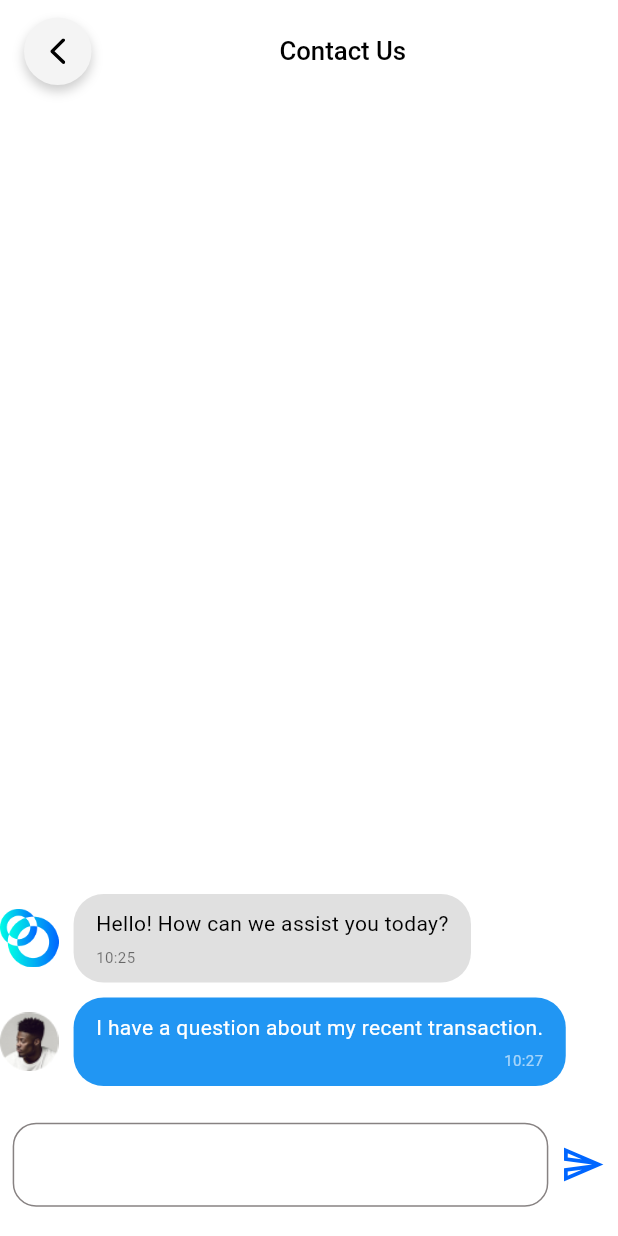
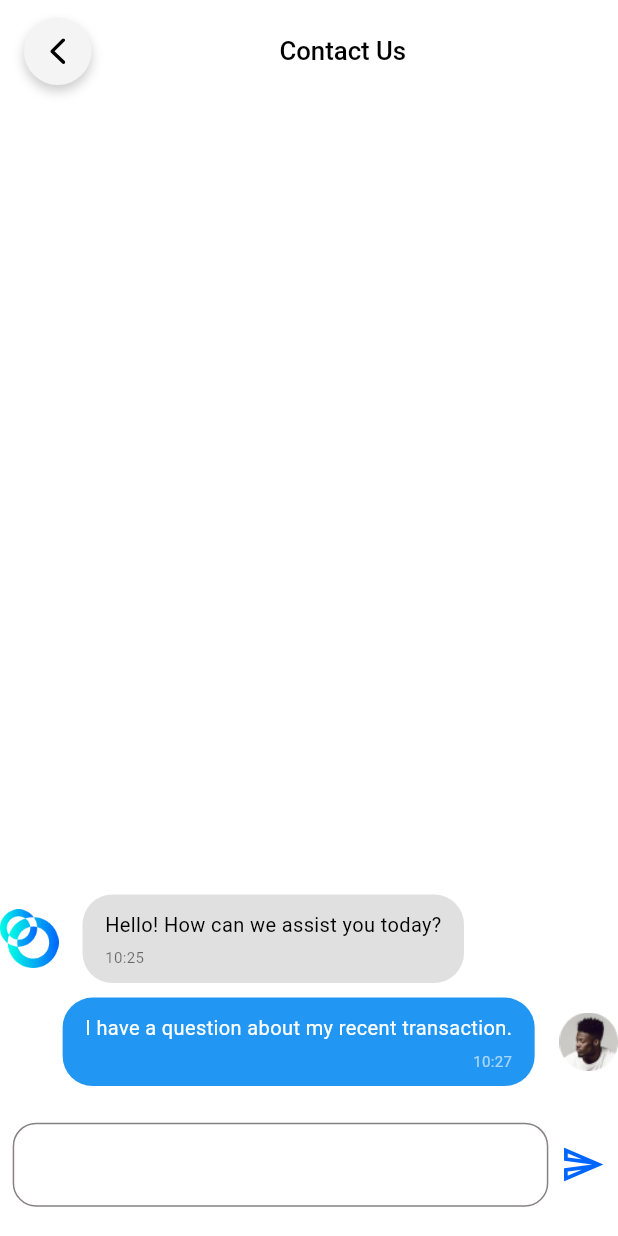
Before and after one commit to rozan-alawar/BankPick, a Flutter app: the ContactUsScreen screen opened by its route, on a phone screen of 412 x 824 dp. Run offline on Flutter 3.47's test engine with Material 3 defaults, Android fonts, the phone set to English and light mode, and no system bars; our stand-ins replace dio, easy_localization, fl_chart, flutter_screenutil, flutter_spinkit, flutter_svg and 2 more; accounts and stored records are empty.

Commit message:
Refactor code

```diff
--- /dev/null
+++ b/lib/presentation/profile/message_bubble_widget.dart
@@ -0,0 +1,74 @@
+import 'package:flutter/material.dart';
+
+import '../../core/common_widget/primary_text.dart';
+import 'dart:ui';
+
+import 'package:dakakeen/config/theme/color_manager.dart';
+import 'package:dakakeen/core/common_widget/primary_textfiled.dart';
+import 'package:dakakeen/core/extensions/empty_space_extension.dart';
+import 'package:flutter/material.dart';
+import 'package:flutter_screenutil/flutter_screenutil.dart';
+import 'package:provider/provider.dart';
+
+import '../../controller/profile_provider.dart';
+import '../../core/common_widget/primary_appbar.dart';
+import '../../core/common_widget/primary_text.dart';
+import '../../model/message_model.dart';
+
+class MessageBubbleWidget extends StatelessWidget {
+  const MessageBubbleWidget({super.key, required this.message});
+
+  final Message message;
+  @override
+  Widget build(BuildContext context) {
+    final profileProvider = Provider.of<ProfileProvider>(context);
+
+    bool isSentByUser = message.sender.name == profileProvider.user!.name;
+    return Stack(
+      alignment: isSentByUser ? Alignment.centerRight : Alignment.centerLeft,
+      children: [
+        CircleAvatar(
+          radius: 20.r,
+          backgroundColor: ColorManager.transparent,
+          child: Image.asset(message.sender.avatarUrl),
+        ),
+        Transform.translate(offset:  Offset(isSentByUser ?-45:45,0),
+          child: Container(
+            margin: EdgeInsetsDirectional.only(
+                end: 10.w,
+                top: 5.h,
+                start: isSentByUser ? 70.w : 10,
+                bottom: 5.h),
+            padding:
+                const EdgeInsets.symmetric(vertical: 10.0, horizontal: 15.0),
+            decoration: BoxDecoration(
+              color: isSentByUser ? Colors.blue : Colors.grey[300],
+              borderRadius: BorderRadius.circular(20.0),
+            ),
+            child: Column(
+              crossAxisAlignment: isSentByUser
+                  ? CrossAxisAlignment.end
+                  : CrossAxisAlignment.start,
+              children: [
+                PrimaryText(
+                  message.body,
+                  maxLines: 8,
+                  fontSize: 14.sp,
+                  color: isSentByUser ? Colors.white : Colors.black,
+                ),
+                5.height,
+                Text(
+                  "${message.date.hour}:${message.date.minute}",
+                  style: TextStyle(
+                    fontSize: 10,
+                    color: isSentByUser ? Colors.white60 : Colors.black54,
+                  ),
+                ),
+              ],
+            ),
+          ),
+        ),
+      ],
+    );
+  }
+}
--- a/lib/presentation/profile/message_center_screen.dart
+++ b/lib/presentation/profile/message_center_screen.dart
@@ -17,7 +17,10 @@ class MessageCenterScreen extends StatelessWidget {
   @override
   Widget build(BuildContext context) {
     return Scaffold(
-      appBar: const PrimaryAppBar(title: 'Message Center',withLeading: true,),
+      appBar: const PrimaryAppBar(
+        title: 'Message Center',
+        withLeading: true,
+      ),
       body: ListView.separated(
         separatorBuilder: (context, index) => 16.height,
         itemCount: Message.messages.length,
@@ -26,7 +29,12 @@ class MessageCenterScreen extends StatelessWidget {
           return ListTile(
             leading: Image.asset(ImageAssets.profile),
             title: Text(message.sender.name),
-            subtitle: PrimaryText(message.body, maxLines: 1, overflow: TextOverflow.ellipsis,fontSize: 12.sp,),
+            subtitle: PrimaryText(
+              message.body,
+              maxLines: 1,
+              overflow: TextOverflow.ellipsis,
+              fontSize: 12.sp,
+            ),
             trailing: Text(
               "${message.date.day}/${message.date.month}/${message.date.year}",
               style: const TextStyle(color: Colors.grey),
@@ -55,17 +63,21 @@ class MessageDetailScreen extends StatelessWidget {
   Widget build(BuildContext context) {
     return Scaffold(
       appBar: const PrimaryAppBar(
-     title:   'Message Details',withLeading: true,
+        title: 'Message Details',
+        withLeading: true,
       ),
       body: Padding(
         padding: EdgeInsets.all(16.0),
         child: Column(
           crossAxisAlignment: CrossAxisAlignment.start,
           children: [
-            Text(message.sender.name, style: TextStyle(fontSize: 20, fontWeight: FontWeight.bold)),
-            SizedBox(height: 10),
-            Text("${message.date.day}/${message.date.month}/${message.date.year}", style: TextStyle(color: Colors.grey)),
-            SizedBox(height: 20),
+            Text(message.sender.name,
+                style: TextStyle(fontSize: 20, fontWeight: FontWeight.bold)),
+            10.height,
+            Text(
+                "${message.date.day}/${message.date.month}/${message.date.year}",
+                style: TextStyle(color: Colors.grey)),
+            10.height,
             Text(message.body),
           ],
         ),
--- a/lib/presentation/settings/contact_us_screen.dart
+++ b/lib/presentation/settings/contact_us_screen.dart
@@ -3,12 +3,14 @@ import 'dart:ui';
 import 'package:dakakeen/config/theme/color_manager.dart';
 import 'package:dakakeen/core/common_widget/primary_textfiled.dart';
 import 'package:dakakeen/core/extensions/empty_space_extension.dart';
+import 'package:dakakeen/presentation/profile/message_bubble_widget.dart';
 import 'package:flutter/material.dart';
 import 'package:flutter_screenutil/flutter_screenutil.dart';
 import 'package:provider/provider.dart';
 
 import '../../controller/profile_provider.dart';
 import '../../core/common_widget/primary_appbar.dart';
+import '../../core/common_widget/primary_text.dart';
 import '../../model/message_model.dart';
 
 class ContactUsScreen extends StatefulWidget {
@@ -54,7 +56,7 @@ class _ContactUsScreenState extends State<ContactUsScreen> {
                   itemBuilder: (context, index) {
                     final message = profileProvider.contactUsMessages[
                         profileProvider.contactUsMessages.length - 1 - index];
-                    return _buildMessageBubble(message);
+                    return MessageBubbleWidget(message: message);
                   },
                 ),
               ),
@@ -106,54 +108,6 @@ class _ContactUsScreenState extends State<ContactUsScreen> {
     );
   }
 
-  Widget _buildMessageBubble(Message message) {
-    final profileProvider = Provider.of<ProfileProvider>(context);
-
-    bool isSentByUser = message.sender.name == profileProvider.user!.name;
-    return Align(
-      alignment: isSentByUser ? Alignment.centerRight : Alignment.centerLeft,
-      child: Row(
-        children: [
-          CircleAvatar(
-            radius: 20.r,
-            backgroundColor: ColorManager.transparent,
-            child: Image.asset(message.sender.avatarUrl),
-          ),
-          Container(
-            margin: const EdgeInsets.symmetric(vertical: 5.0, horizontal: 10.0),
-            padding:
-                const EdgeInsets.symmetric(vertical: 10.0, horizontal: 15.0),
-            decoration: BoxDecoration(
-              color: isSentByUser ? Colors.blue : Colors.grey[300],
-              borderRadius: BorderRadius.circular(20.0),
-            ),
-            child: Column(
-              crossAxisAlignment: isSentByUser
-                  ? CrossAxisAlignment.end
-                  : CrossAxisAlignment.start,
-              children: [
-                Text(
-                  message.body,
-                  style: TextStyle(
-                    color: isSentByUser ? Colors.white : Colors.black,
-                  ),
-                ),
-                SizedBox(height: 5),
-                Text(
-                  "${message.date.hour}:${message.date.minute}",
-                  style: TextStyle(
-                    fontSize: 10,
-                    color: isSentByUser ? Colors.white60 : Colors.black54,
-                  ),
-                ),
-              ],
-            ),
-          ),
-        ],
-      ),
-    );
-  }
-
   @override
   void dispose() {
     // TODO: implement dispose
```
